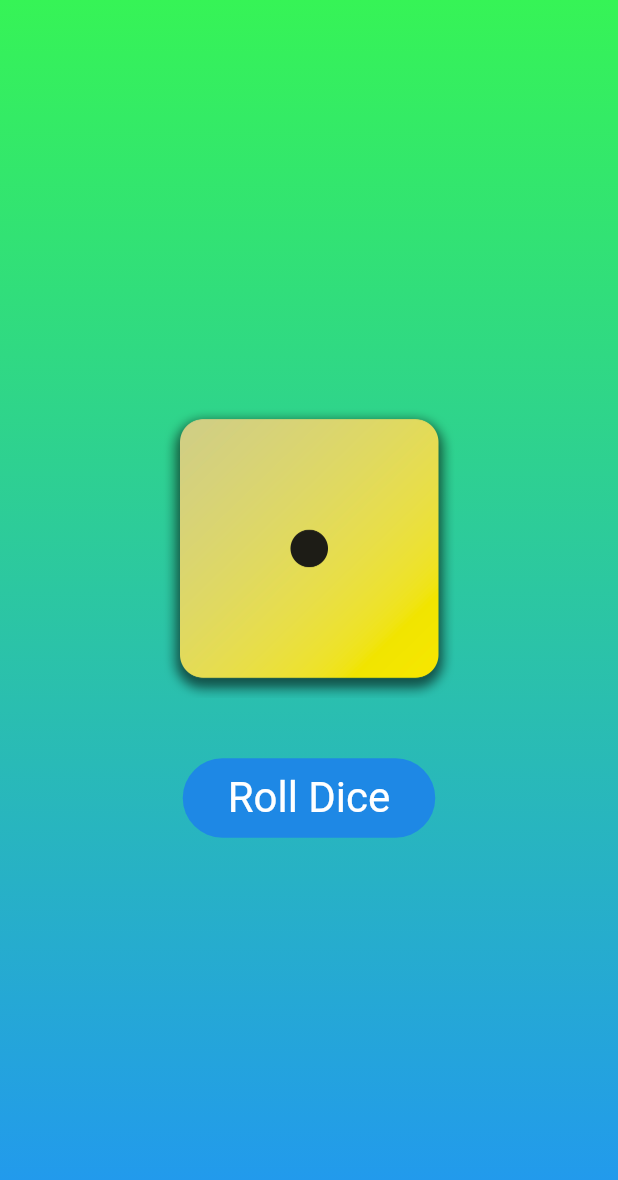
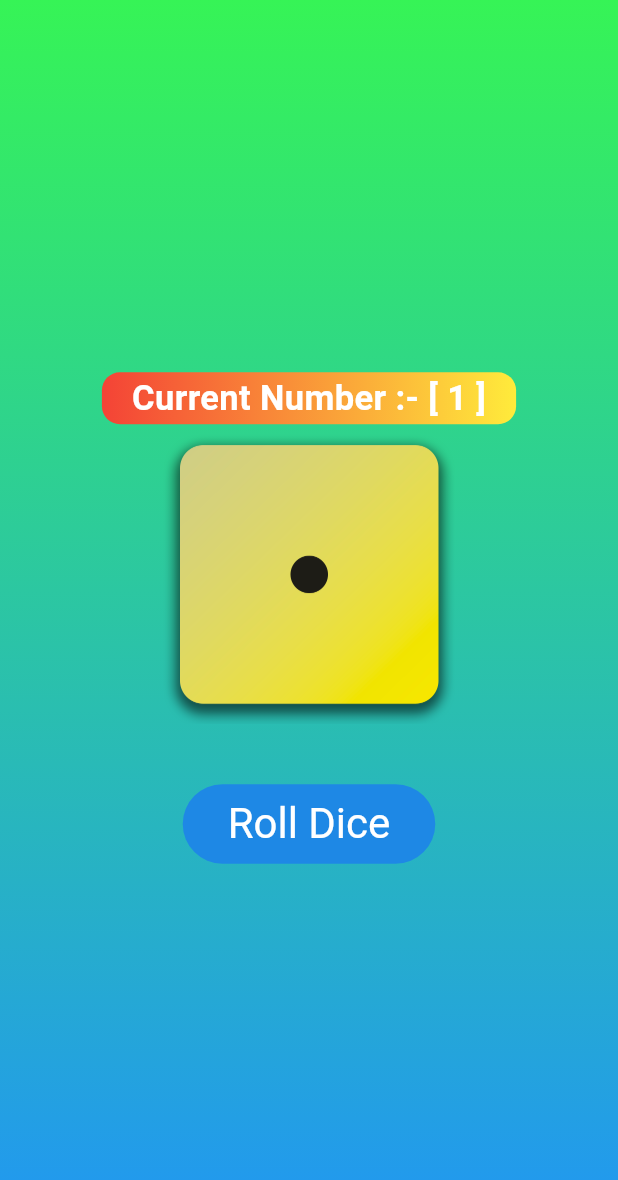
Before and after one commit to hashib786/flutter_app, a Flutter app: the screen it shows after launch, on a phone screen of 412 x 824 dp. Shown: the top 1180 px of the screen. Run offline on Flutter 3.47's test engine with Material 3 defaults, Android fonts, the phone set to English and light mode, and no system bars.

Commit message:
feat : implemented also current dice number

```diff
--- a/lib/roll_dice.dart
+++ b/lib/roll_dice.dart
@@ -1,4 +1,7 @@
+import 'dart:math';
 import 'package:flutter/material.dart';
+
+final randamizor = Random();
 
 class DiceRoll extends StatefulWidget {
   const DiceRoll({super.key});
@@ -10,12 +13,12 @@ class DiceRoll extends StatefulWidget {
 }
 
 class _DiceRoll extends State<DiceRoll> {
-  var currentDiceImage = "assets/images/dice-1.png";
+  var currentDiceNum = randamizor.nextInt(5) + 1;
 
   void handleRoll() {
     setState(() {
-      currentDiceImage = "assets/images/dice-4.png";
-      print(":::::::::::::::::::::::::::");
+      currentDiceNum = randamizor.nextInt(5) + 1;
+      print("::::::::::::: $currentDiceNum ::::::::::::::");
     });
   }
 
@@ -24,8 +27,23 @@ class _DiceRoll extends State<DiceRoll> {
     return Column(
       mainAxisSize: MainAxisSize.min,
       children: [
+        Container(
+          decoration: BoxDecoration(
+              borderRadius: BorderRadius.circular(12.0),
+              gradient:
+                  const LinearGradient(colors: [Colors.red, Colors.yellow])),
+          padding: const EdgeInsets.fromLTRB(20, 0.8, 20, 0.8),
+          child: Text(
+            "Current Number :- [ $currentDiceNum ]",
+            style: const TextStyle(
+              fontSize: 23,
+              color: Colors.white,
+              fontWeight: FontWeight.bold,
+            ),
+          ),
+        ),
         Image.asset(
-          currentDiceImage,
+          "assets/images/dice-$currentDiceNum.png",
           width: 200,
         ),
         const SizedBox(
```
